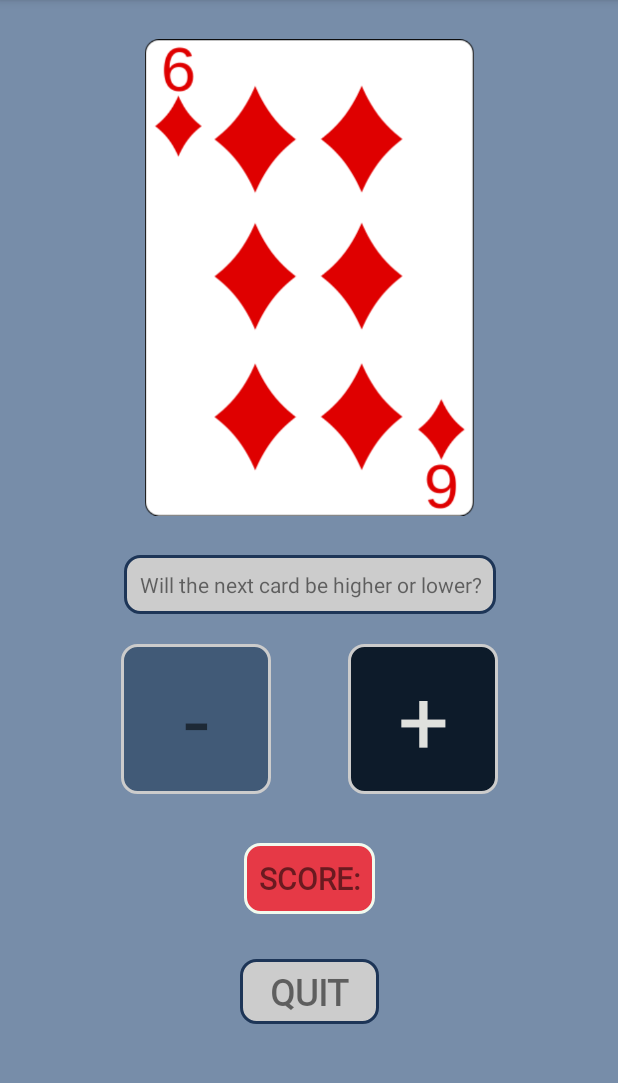
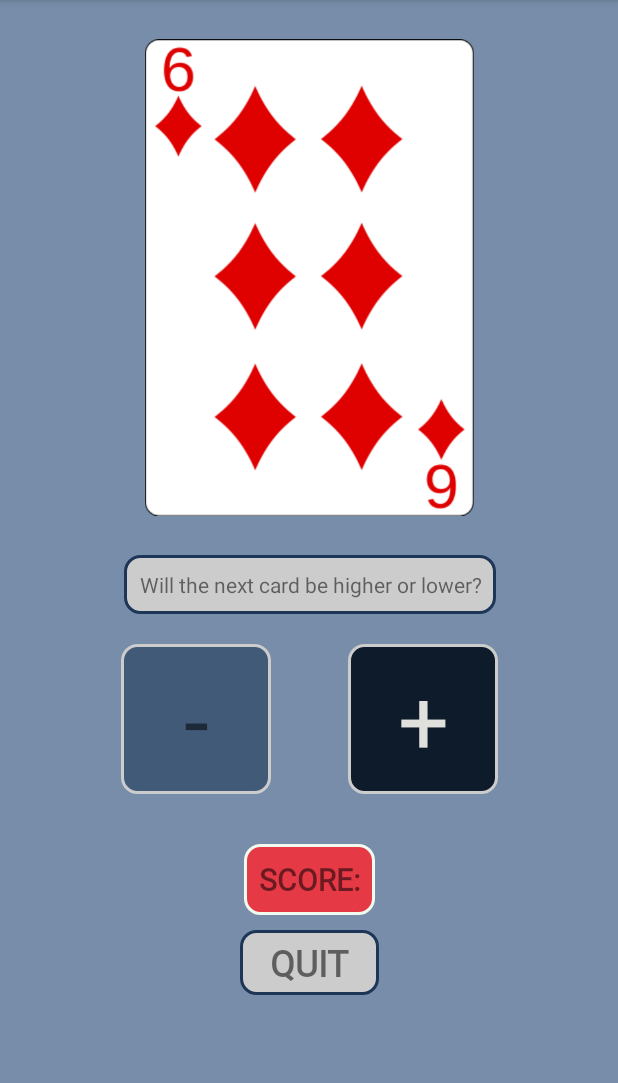
Before and after one commit to braindome/CardGuess, an Android app: the GameActivity screen opened directly, with no data from a screen before it, on a phone screen of 412 x 824 dp, the part 84-1167 px from its top. Run offline under Robolectric (Android 15) with nearby library versions, the phone set to English and light mode, and no system bars.

Commit message:
Layout fixes

```diff
--- a/app/src/main/res/layout/activity_game.xml
+++ b/app/src/main/res/layout/activity_game.xml
@@ -18,7 +18,7 @@
 
     <androidx.constraintlayout.widget.ConstraintLayout
         android:layout_width="387dp"
-        android:layout_height="352dp"
+        android:layout_height="wrap_content"
         android:layout_marginStart="1dp"
         android:layout_marginEnd="1dp"
         android:layout_marginBottom="1dp"
@@ -62,7 +62,7 @@
             android:id="@+id/streakTextView"
             android:layout_width="wrap_content"
             android:layout_height="wrap_content"
-            android:layout_marginTop="50dp"
+            android:layout_marginTop="100dp"
             android:background="@drawable/rounded_corner_red"
             android:fontFamily="@font/unkempt"
             android:padding="10dp"
@@ -79,6 +79,7 @@
             android:id="@+id/quitButtonView"
             android:layout_width="wrap_content"
             android:layout_height="wrap_content"
+            android:layout_marginTop="10dp"
             android:background="@drawable/rounded_corner_view"
             android:fontFamily="@font/unkempt"
             android:paddingLeft="20dp"
```
